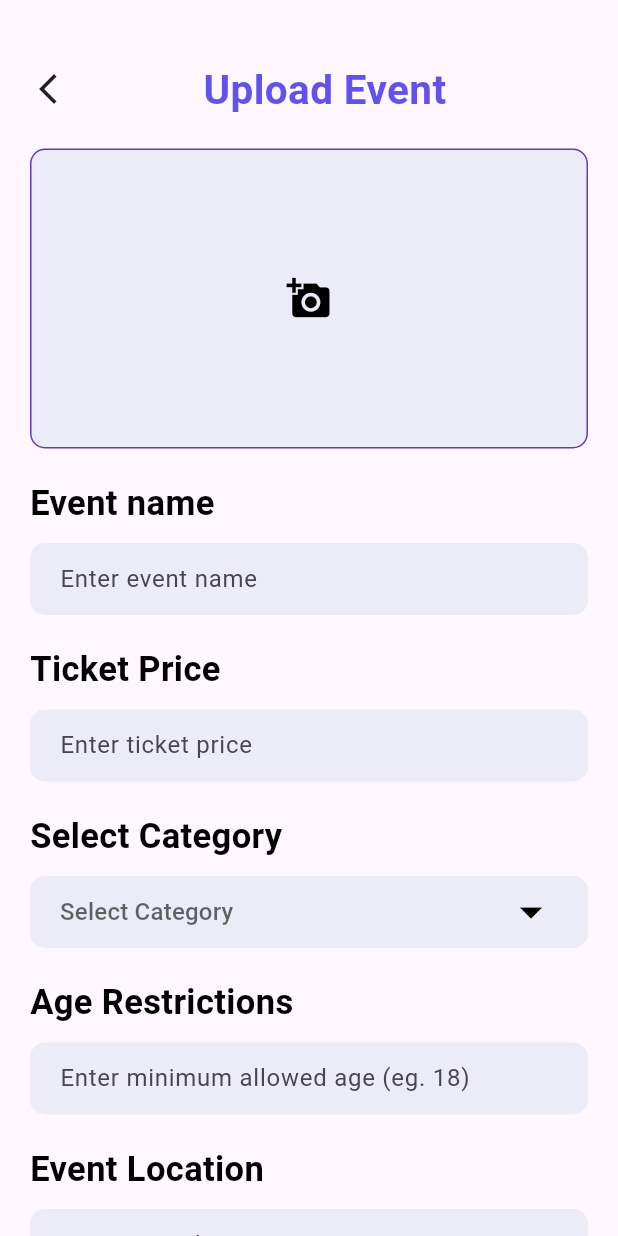
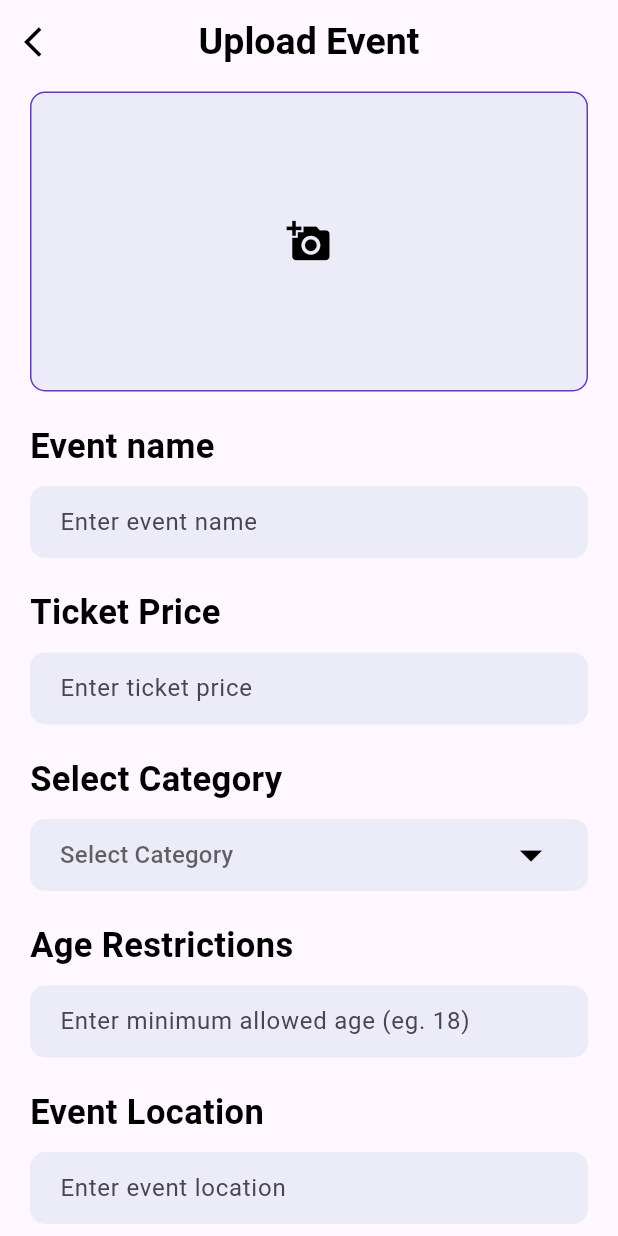
Before and after one commit to ameyjoshi0209/sound_stage, a Flutter app: the UploadEvent screen opened directly, on a phone screen of 412 x 824 dp. Run offline on Flutter 3.47's test engine with Material 3 defaults, Android fonts, the phone set to English and light mode, and no system bars; our stand-ins replace cloud_firestore, curved_navigation_bar, firebase_auth, firebase_core, image_picker, pretty_qr_code and 2 more; missing offline and left inert: flutter_stripe, mobile_scanner; accounts and stored records are empty.

Commit message:
UI update for admin event approvals and organizer event upload and view

```diff
--- a/lib/organizer/upload_event.dart
+++ b/lib/organizer/upload_event.dart
@@ -140,33 +140,32 @@ class _UploadEventState extends State<UploadEvent> {
   @override
   Widget build(BuildContext context) {
     return Scaffold(
+      appBar: AppBar(
+        title: Text(
+          "Upload Event",
+          style: TextStyle(
+            color: Colors.black,
+            fontSize: 25,
+            fontWeight: FontWeight.w700,
+          ),
+        ),
+        centerTitle: true,
+        backgroundColor: Colors.transparent,
+        leading: IconButton(
+          icon: Icon(Icons.arrow_back_ios, color: Colors.black),
+          onPressed: () {
+            Navigator.pop(context);
+          },
+        ),
+      ),
       resizeToAvoidBottomInset: true,
       body: Container(
-        margin: EdgeInsets.only(top: 40, left: 20, right: 20),
+        margin: EdgeInsets.symmetric(horizontal: 20),
         child: SingleChildScrollView(
           child: Column(
             crossAxisAlignment: CrossAxisAlignment.start,
             children: [
-              Row(
-                children: [
-                  GestureDetector(
-                    onTap: () {
-                      Navigator.pop(context);
-                    },
-                    child: Icon(Icons.arrow_back_ios_new_outlined),
-                  ),
-                  SizedBox(width: MediaQuery.of(context).size.width / 4.5),
-                  Text(
-                    "Upload Event",
-                    style: TextStyle(
-                      color: Color(0xff6351ec),
-                      fontSize: 27.0,
-                      fontWeight: FontWeight.bold,
-                    ),
-                  ),
-                ],
-              ),
-              SizedBox(height: 20),
+              SizedBox(height: 5),
               if (selectedImage == null && imageurl == null)
                 GestureDetector(
                   onTap: () {
```
Also changed, not shown: lib/admin/admin_event_approvals.dart (+19 -1 lines), lib/organizer/view_events.dart (+28 -0 lines).
